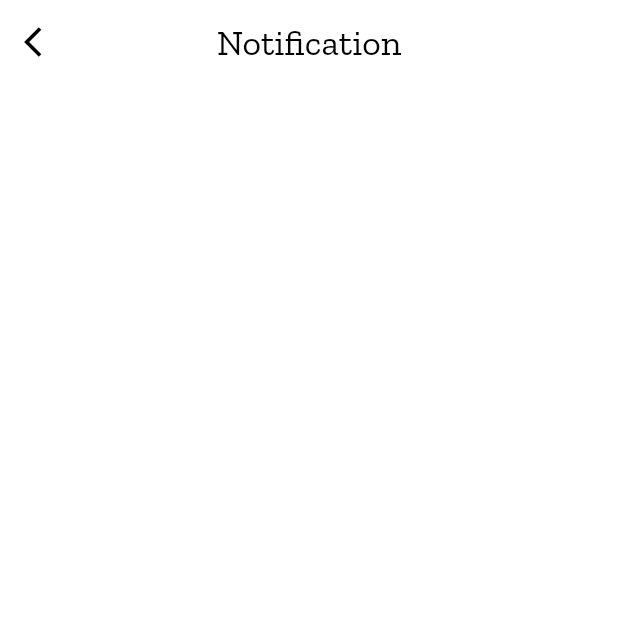
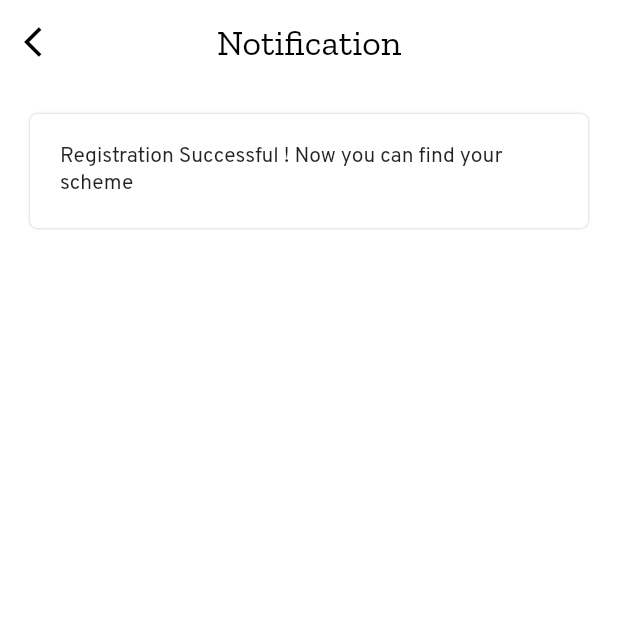
Before and after one commit to SHEKHAR02002/Scheme_Suvidha, a Flutter app: the NotificationCenter screen opened directly, on a phone screen of 412 x 824 dp, the top half of it. Run offline on Flutter 3.47's test engine with Material 2 defaults, Android fonts, the phone set to English and light mode, and no system bars; our stand-ins replace cached_network_image, carousel_slider, cloud_firestore, dropdown_button2, firebase_auth, firebase_core and 13 more; missing offline and left inert: firebase_app_check, tbib_splash_screen; accounts and stored records are empty; project files that could hold a hidden picture were left out.

Commit message:
notification front end added

```diff
--- a/lib/Screen/notificationcenter.dart
+++ b/lib/Screen/notificationcenter.dart
@@ -1,5 +1,6 @@
 import 'package:flutter/material.dart';
 import 'package:scheme/Theme/color.dart';
+import 'package:scheme/Theme/decoration.dart';
 
 class NotificationCenter extends StatefulWidget {
   const NotificationCenter({super.key});
@@ -33,6 +34,17 @@ class _NotificationCenterState extends State<NotificationCenter> {
               fontWeight: FontWeight.w400),
         ),
       ),
+      body: SingleChildScrollView(
+        padding: const EdgeInsets.symmetric(horizontal: 20, vertical: 20),
+        child: Container(
+          decoration: shadowdecoration,
+          child: const Padding(
+            padding: EdgeInsets.symmetric(horizontal: 20, vertical: 20),
+            child:
+                Text("Registration Successful ! Now you can find your scheme"),
+          ),
+        ),
+      ),
     );
   }
 }
```
